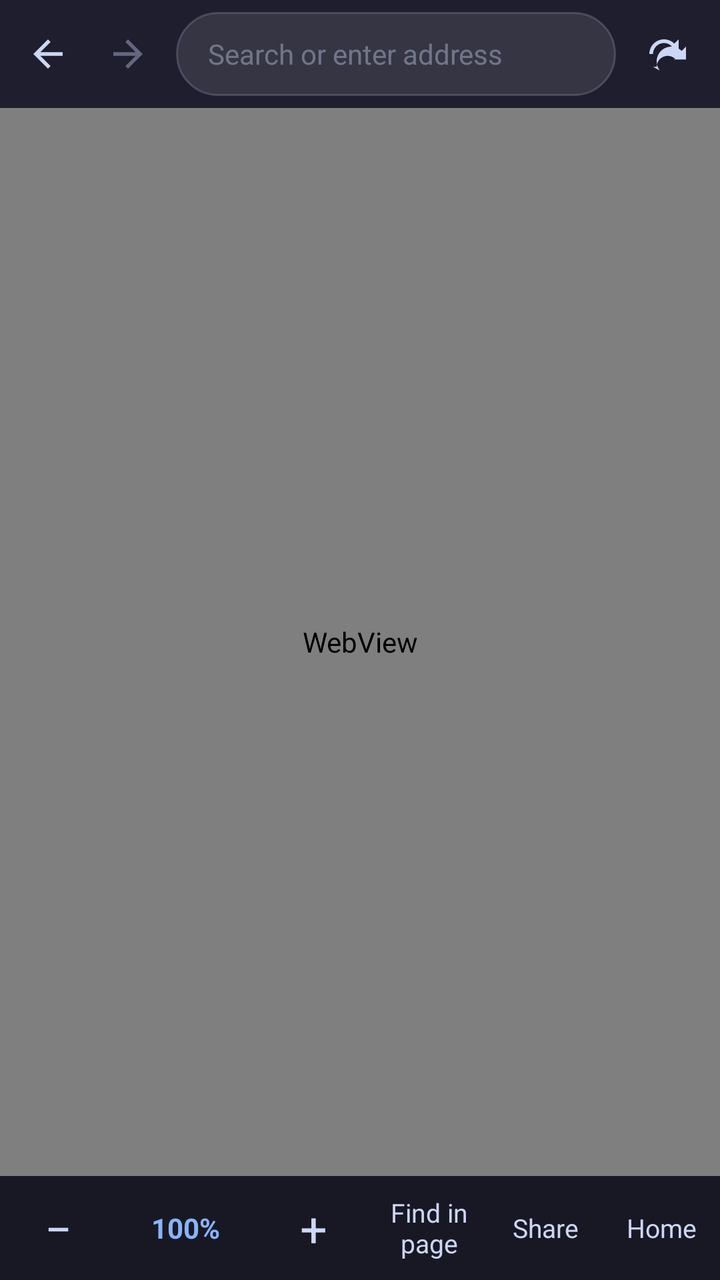
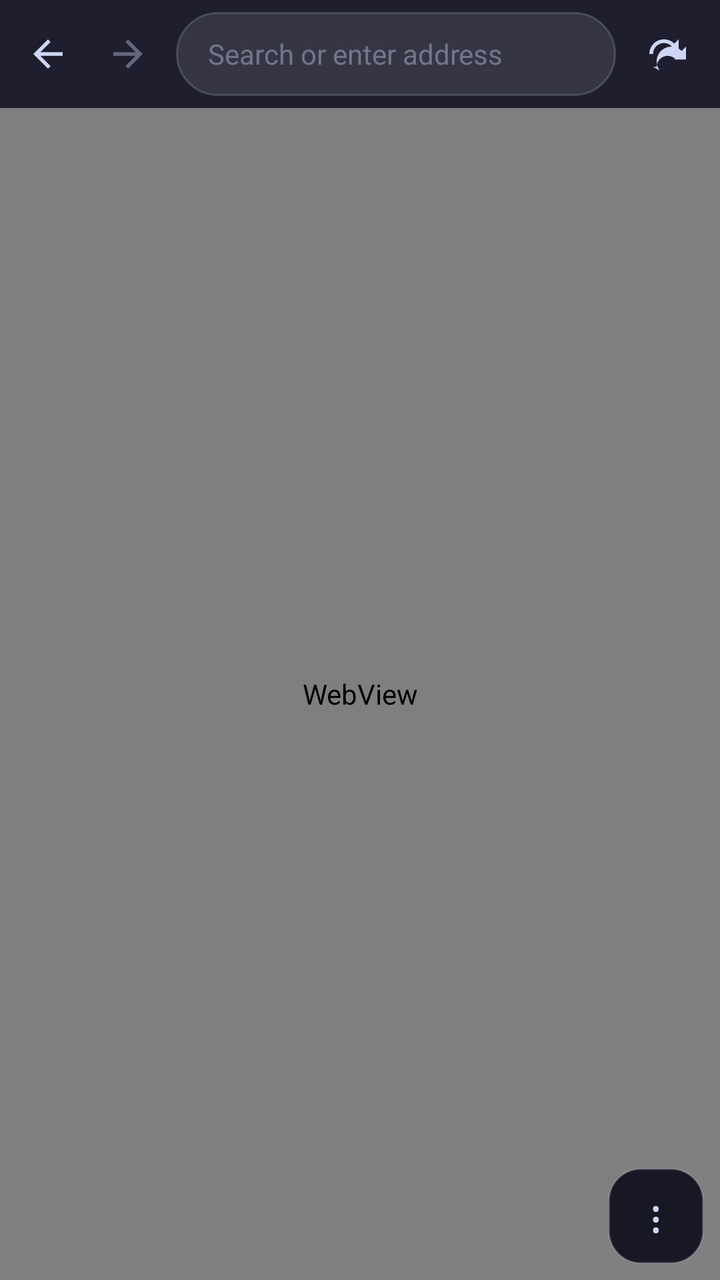

Compare the two renders of this Android layout. The source of the first and the diff that turns it into the second are given below.
<!-- AndroidManifest.xml: activity theme Theme.RedTermApp -->
<!-- res/layout/activity_browser.xml -->
<?xml version="1.0" encoding="utf-8"?>
<LinearLayout xmlns:android="http://schemas.android.com/apk/res/android"
    android:layout_width="match_parent"
    android:layout_height="match_parent"
    android:orientation="vertical"
    android:background="?attr/terminalBg"
    android:fitsSystemWindows="true">

    
    <LinearLayout
        android:layout_width="match_parent"
        android:layout_height="wrap_content"
        android:orientation="horizontal"
        android:gravity="center_vertical"
        android:paddingStart="4dp"
        android:paddingEnd="8dp"
        android:paddingTop="6dp"
        android:paddingBottom="6dp">

        <ImageButton
            android:id="@+id/browser_back_btn"
            android:layout_width="40dp"
            android:layout_height="40dp"
            android:background="?attr/selectableItemBackgroundBorderless"
            android:contentDescription="@string/browser_back"
            android:padding="9dp"
            android:scaleType="fitCenter"
            android:src="@drawable/ic_arrow_back"
            android:tint="?attr/terminalText" />

        <ImageButton
            android:id="@+id/browser_forward_btn"
            android:layout_width="40dp"
            android:layout_height="40dp"
            android:background="?attr/selectableItemBackgroundBorderless"
            android:contentDescription="@string/browser_forward"
            android:padding="9dp"
            android:scaleType="fitCenter"
            android:src="@drawable/ic_arrow_forward"
            android:tint="?attr/terminalText"
            android:alpha="0.4" />

        <EditText
            android:id="@+id/browser_url"
            android:layout_width="0dp"
            android:layout_height="42dp"
            android:layout_weight="1"
            android:layout_marginStart="4dp"
            android:layout_marginEnd="4dp"
            android:background="@drawable/bg_url_field"
            android:hint="@string/browser_url_hint"
            android:importantForAutofill="no"
            android:imeOptions="actionGo"
            android:inputType="textUri"
            android:paddingStart="16dp"
            android:paddingEnd="16dp"
            android:selectAllOnFocus="true"
            android:singleLine="true"
            android:textColor="?attr/terminalText"
            android:textColorHint="#66CDD6F4"
            android:textSize="14sp" />

        <ImageButton
            android:id="@+id/browser_reload_btn"
            android:layout_width="40dp"
            android:layout_height="40dp"
            android:background="?attr/selectableItemBackgroundBorderless"
            android:contentDescription="@string/browser_reload"
            android:padding="9dp"
            android:scaleType="fitCenter"
            android:src="@drawable/ic_reload"
            android:tint="?attr/terminalText" />
    </LinearLayout>

    
    <ProgressBar
        android:id="@+id/browser_progress"
        style="?android:attr/progressBarStyleHorizontal"
        android:layout_width="match_parent"
        android:layout_height="3dp"
        android:indeterminate="false"
        android:max="100"
        android:progress="0"
        android:progressTint="?attr/colorPrimary"
        android:visibility="gone" />

    <FrameLayout
        android:layout_width="match_parent"
        android:layout_height="0dp"
        android:layout_weight="1">

        <WebView
            android:id="@+id/browser_webview"
            android:layout_width="match_parent"
            android:layout_height="match_parent" />
    </FrameLayout>

    
    <LinearLayout
        android:id="@+id/browser_find_bar"
        android:layout_width="match_parent"
        android:layout_height="wrap_content"
        android:orientation="horizontal"
        android:gravity="center_vertical"
        android:background="?attr/extraKeysBg"
        android:paddingStart="10dp"
        android:paddingEnd="4dp"
        android:paddingTop="4dp"
        android:paddingBottom="4dp"
        android:visibility="gone">

        <EditText
            android:id="@+id/browser_find_input"
            android:layout_width="0dp"
            android:layout_height="38dp"
            android:layout_weight="1"
            android:background="@null"
            android:hint="@string/browser_find_hint"
            android:importantForAutofill="no"
            android:imeOptions="actionSearch"
            android:inputType="text"
            android:singleLine="true"
            android:textColor="?attr/terminalText"
            android:textColorHint="#66CDD6F4"
            android:textSize="14sp" />

        <TextView
            android:id="@+id/browser_find_count"
            android:layout_width="wrap_content"
            android:layout_height="wrap_content"
            android:layout_marginEnd="6dp"
            android:text="@string/browser_find_none"
            android:textColor="?attr/terminalText"
            android:textSize="12sp"
            android:alpha="0.6" />

        <TextView
            android:id="@+id/browser_find_prev"
            android:layout_width="36dp"
            android:layout_height="36dp"
            android:contentDescription="@string/browser_back"
            android:gravity="center"
            android:text="@string/key_up"
            android:textColor="?attr/terminalText"
            android:textSize="15sp" />

        <TextView
            android:id="@+id/browser_find_next"
            android:layout_width="36dp"
            android:layout_height="36dp"
            android:contentDescription="@string/browser_forward"
            android:gravity="center"
            android:text="@string/key_down"
            android:textColor="?attr/terminalText"
            android:textSize="15sp" />

        <TextView
            android:id="@+id/browser_find_close"
            android:layout_width="36dp"
            android:layout_height="36dp"
            android:contentDescription="@string/key_close"
            android:gravity="center"
            android:text="@string/key_close"
            android:textColor="?attr/terminalText"
            android:textSize="15sp" />
    </LinearLayout>

    
    <LinearLayout
        android:layout_width="match_parent"
        android:layout_height="52dp"
        android:orientation="horizontal"
        android:gravity="center"
        android:background="?attr/extraKeysBg">

        <TextView
            android:id="@+id/browser_zoom_out"
            android:layout_width="0dp"
            android:layout_height="match_parent"
            android:layout_weight="1"
            android:contentDescription="@string/browser_zoom_out"
            android:gravity="center"
            android:text="@string/browser_zoom_out_label"
            android:textColor="?attr/terminalText"
            android:textSize="24sp"
            android:background="?attr/selectableItemBackground" />

        <TextView
            android:id="@+id/browser_zoom_label"
            android:layout_width="0dp"
            android:layout_height="match_parent"
            android:layout_weight="1.2"
            android:contentDescription="@string/browser_zoom_reset"
            android:gravity="center"
            android:text="@string/browser_zoom_level"
            android:textColor="?attr/colorPrimary"
            android:textSize="14sp"
            android:textStyle="bold"
            android:background="?attr/selectableItemBackground" />

        <TextView
            android:id="@+id/browser_zoom_in"
            android:layout_width="0dp"
            android:layout_height="match_parent"
            android:layout_weight="1"
            android:contentDescription="@string/browser_zoom_in"
            android:gravity="center"
            android:text="@string/browser_zoom_in_label"
            android:textColor="?attr/terminalText"
            android:textSize="24sp"
            android:background="?attr/selectableItemBackground" />

        <TextView
            android:id="@+id/browser_find_btn"
            android:layout_width="0dp"
            android:layout_height="match_parent"
            android:layout_weight="1"
            android:contentDescription="@string/browser_find_in_page"
            android:gravity="center"
            android:text="@string/browser_find_in_page"
            android:textColor="?attr/terminalText"
            android:textSize="13sp"
            android:background="?attr/selectableItemBackground" />

        <TextView
            android:id="@+id/browser_share"
            android:layout_width="0dp"
            android:layout_height="match_parent"
            android:layout_weight="1"
            android:gravity="center"
            android:text="@string/browser_share"
            android:textColor="?attr/terminalText"
            android:textSize="13sp"
            android:background="?attr/selectableItemBackground" />

        <TextView
            android:id="@+id/browser_home"
            android:layout_width="0dp"
            android:layout_height="match_parent"
            android:layout_weight="1"
            android:gravity="center"
            android:text="@string/browser_home"
            android:textColor="?attr/terminalText"
            android:textSize="13sp"
            android:background="?attr/selectableItemBackground" />
    </LinearLayout>

</LinearLayout>
<!-- resources referenced by this layout -->
<resources>
  <!-- drawable bg_url_field (drawable) -->
  <?xml version="1.0" encoding="utf-8"?>
  <shape xmlns:android="http://schemas.android.com/apk/res/android"
      android:shape="rectangle">
      <solid android:color="#1AFFFFFF" />
      <corners android:radius="22dp" />
      <stroke
          android:width="1dp"
          android:color="#33CDD6F4" />
  </shape>
  <!-- drawable ic_arrow_back (drawable) -->
  <vector xmlns:android="http://schemas.android.com/apk/res/android"
      android:width="24dp"
      android:height="24dp"
      android:viewportWidth="24"
      android:viewportHeight="24"
      android:tint="#FFFFFFFF">
      <path
          android:fillColor="#FFFFFFFF"
          android:pathData="M20,11H7.83l5.59,-5.59L12,4l-8,8 8,8 1.41,-1.41L7.83,13H20v-2z" />
  </vector>
  <!-- drawable ic_arrow_forward (drawable) -->
  <vector xmlns:android="http://schemas.android.com/apk/res/android"
      android:width="24dp"
      android:height="24dp"
      android:viewportWidth="24"
      android:viewportHeight="24"
      android:tint="#FFFFFFFF">
      <path
          android:fillColor="#FFFFFFFF"
          android:pathData="M12,4l-1.41,1.41L16.17,11H4v2h12.17l-5.58,5.59L12,20l8,-8z" />
  </vector>
  <!-- drawable ic_reload (drawable) -->
  <vector xmlns:android="http://schemas.android.com/apk/res/android"
      android:width="24dp"
      android:height="24dp"
      android:viewportWidth="24"
      android:viewportHeight="24"
      android:tint="#FFFFFFFF">
      <path
          android:fillColor="#FFFFFFFF"
          android:pathData="M17.65,6.35C16.2,4.9 14.21,4 12,4c-4.42,0 -7.99,3.58 -8,8h2c0,-3.31 2.69,-6 6,-6 1.66,0 3.14,0.69 4.22,1.78L13,11h7V4l-2.35,2.35zM6,19h2c0,-3.31 2.69,-6 6,-6 1.66,0 3.14,0.69 4.22,1.78L17,15h7v-7l-2.35,2.35C20.2,8.9 18.21,8 16,8c-4.42,0 -8,3.58 -8,8c0,1.86 0.63,3.59 1.69,5L6,19z" />
  </vector>
  <string name="browser_back">Back</string>
  <string name="browser_find_hint">Find in page…</string>
  <string name="browser_find_in_page">Find in page</string>
  <string name="browser_find_none">0/0</string>
  <string name="browser_forward">Forward</string>
  <string name="browser_home">Home</string>
  <string name="browser_reload">Reload</string>
  <string name="browser_share">Share</string>
  <string name="browser_url_hint">Search or enter address</string>
  <string name="browser_zoom_in">Zoom in</string>
  <string name="browser_zoom_in_label">+</string>
  <string name="browser_zoom_level">100%</string>
  <string name="browser_zoom_out">Zoom out</string>
  <string name="browser_zoom_out_label">−</string>
  <string name="browser_zoom_reset">Reset zoom to 100%</string>
  <string name="key_close">✕</string>
  <string name="key_down">▼</string>
  <string name="key_up">▲</string>
  <style name="Theme.RedTermApp" parent="Theme.Material3.DayNight.NoActionBar">
          <item name="colorPrimary">@color/primary</item>
          <item name="colorOnPrimary">@color/black</item>
          <item name="colorSurface">@color/surface</item>
          <item name="colorOnSurface">@color/on_surface</item>
          <item name="android:statusBarColor">@color/terminal_bg</item>
          <item name="android:navigationBarColor">@color/terminal_bg</item>
          <item name="terminalBg">@color/terminal_bg</item>
          <item name="terminalText">@color/terminal_text</item>
          <item name="extraKeysBg">@color/extra_keys_bg</item>
          <item name="extraKeysText">@color/extra_keys_text</item>
      </style>
  <color name="primary">#FF89B4FA</color>
  <color name="black">#FF000000</color>
  <color name="surface">#FF1E1E2E</color>
  <color name="on_surface">#FFCDD6F4</color>
  <color name="terminal_bg">#FF1E1E2E</color>
  <color name="terminal_text">#FFCDD6F4</color>
  <color name="extra_keys_bg">#FF181825</color>
  <color name="extra_keys_text">#FFCDD6F4</color>
</resources>

<!-- the commit's change to res/layout/activity_browser.xml (unified diff, before → after) -->
@@ -93,6 +93,22 @@
             android:id="@+id/browser_webview"
             android:layout_width="match_parent"
             android:layout_height="match_parent" />
+
+        
+        <TextView
+            android:id="@+id/browser_menu_btn"
+            android:layout_width="48dp"
+            android:layout_height="48dp"
+            android:layout_gravity="bottom|end"
+            android:layout_marginEnd="8dp"
+            android:layout_marginBottom="8dp"
+            android:background="@drawable/bg_keyboard_chip"
+            android:contentDescription="@string/browser_menu"
+            android:elevation="6dp"
+            android:gravity="center"
+            android:text="@string/browser_overflow"
+            android:textColor="?attr/terminalText"
+            android:textSize="22sp" />
     </FrameLayout>
 
     
@@ -164,85 +180,4 @@
             android:textColor="?attr/terminalText"
             android:textSize="15sp" />
     </LinearLayout>
-
-    
-    <LinearLayout
-        android:layout_width="match_parent"
-        android:layout_height="52dp"
-        android:orientation="horizontal"
-        android:gravity="center"
-        android:background="?attr/extraKeysBg">
-
-        <TextView
-            android:id="@+id/browser_zoom_out"
-            android:layout_width="0dp"
-            android:layout_height="match_parent"
-            android:layout_weight="1"
-            android:contentDescription="@string/browser_zoom_out"
-            android:gravity="center"
-            android:text="@string/browser_zoom_out_label"
-            android:textColor="?attr/terminalText"
-            android:textSize="24sp"
-            android:background="?attr/selectableItemBackground" />
-
-        <TextView
-            android:id="@+id/browser_zoom_label"
-            android:layout_width="0dp"
-            android:layout_height="match_parent"
-            android:layout_weight="1.2"
-            android:contentDescription="@string/browser_zoom_reset"
-            android:gravity="center"
-            android:text="@string/browser_zoom_level"
-            android:textColor="?attr/colorPrimary"
-            android:textSize="14sp"
-            android:textStyle="bold"
-            android:background="?attr/selectableItemBackground" />
-
-        <TextView
-            android:id="@+id/browser_zoom_in"
-            android:layout_width="0dp"
-            android:layout_height="match_parent"
-            android:layout_weight="1"
-            android:contentDescription="@string/browser_zoom_in"
-            android:gravity="center"
-            android:text="@string/browser_zoom_in_label"
-            android:textColor="?attr/terminalText"
-            android:textSize="24sp"
-            android:background="?attr/selectableItemBackground" />
-
-        <TextView
-            android:id="@+id/browser_find_btn"
-            android:layout_width="0dp"
-            android:layout_height="match_parent"
-            android:layout_weight="1"
-            android:contentDescription="@string/browser_find_in_page"
-            android:gravity="center"
-            android:text="@string/browser_find_in_page"
-            android:textColor="?attr/terminalText"
-            android:textSize="13sp"
-            android:background="?attr/selectableItemBackground" />
-
-        <TextView
-            android:id="@+id/browser_share"
-            android:layout_width="0dp"
-            android:layout_height="match_parent"
-            android:layout_weight="1"
-            android:gravity="center"
-            android:text="@string/browser_share"
-            android:textColor="?attr/terminalText"
-            android:textSize="13sp"
-            android:background="?attr/selectableItemBackground" />
-
-        <TextView
-            android:id="@+id/browser_home"
-            android:layout_width="0dp"
-            android:layout_height="match_parent"
-            android:layout_weight="1"
-            android:gravity="center"
-            android:text="@string/browser_home"
-            android:textColor="?attr/terminalText"
-            android:textSize="13sp"
-            android:background="?attr/selectableItemBackground" />
-    </LinearLayout>
-
 </LinearLayout>
<!-- resource entries referenced after the edit -->
@@ -1,5 +1,15 @@
 <!-- resources referenced by this layout -->
 <resources>
+  <!-- drawable bg_keyboard_chip (drawable) -->
+  <?xml version="1.0" encoding="utf-8"?>
+  <shape xmlns:android="http://schemas.android.com/apk/res/android"
+      android:shape="rectangle">
+      <solid android:color="?attr/extraKeysBg" />
+      <corners android:radius="16dp" />
+      <stroke
+          android:width="1dp"
+          android:color="#33CDD6F4" />
+  </shape>
   <!-- drawable bg_url_field (drawable) -->
   <?xml version="1.0" encoding="utf-8"?>
   <shape xmlns:android="http://schemas.android.com/apk/res/android"
@@ -45,19 +55,12 @@
   </vector>
   <string name="browser_back">Back</string>
   <string name="browser_find_hint">Find in page…</string>
-  <string name="browser_find_in_page">Find in page</string>
   <string name="browser_find_none">0/0</string>
   <string name="browser_forward">Forward</string>
-  <string name="browser_home">Home</string>
+  <string name="browser_menu">Menu</string>
+  <string name="browser_overflow">⋮</string>
   <string name="browser_reload">Reload</string>
-  <string name="browser_share">Share</string>
   <string name="browser_url_hint">Search or enter address</string>
-  <string name="browser_zoom_in">Zoom in</string>
-  <string name="browser_zoom_in_label">+</string>
-  <string name="browser_zoom_level">100%</string>
-  <string name="browser_zoom_out">Zoom out</string>
-  <string name="browser_zoom_out_label">−</string>
-  <string name="browser_zoom_reset">Reset zoom to 100%</string>
   <string name="key_close">✕</string>
   <string name="key_down">▼</string>
   <string name="key_up">▲</string>
